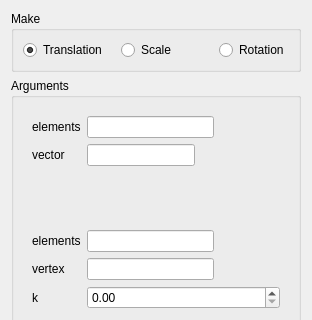
Old version of the form src/HEXABLOCKGUI/Transformation_QTD.ui in the repository SalomePlatform/hexablock; both pictures show x 0 to 312 and y 0 to 320 of the 312 by 483 pixel window.
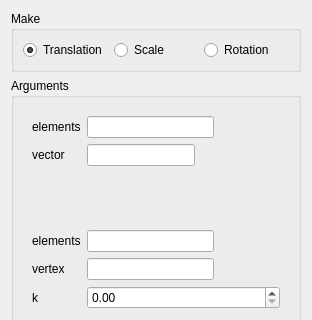
New version of the form.

```diff
--- a/src/HEXABLOCKGUI/Transformation_QTD.ui
+++ b/src/HEXABLOCKGUI/Transformation_QTD.ui
@@ -25,14 +25,14 @@
      <property name="minimumSize">
       <size>
        <width>0</width>
-       <height>10</height>
+       <height>0</height>
       </size>
      </property>
      <property name="title">
       <string>Make</string>
      </property>
-     <layout class="QGridLayout" name="gridLayout">
-      <item row="0" column="0">
+     <layout class="QHBoxLayout" name="horizontalLayout">
+      <item>
        <widget class="QRadioButton" name="rb0">
         <property name="sizePolicy">
          <sizepolicy hsizetype="Expanding" vsizetype="Fixed">
@@ -48,7 +48,7 @@
         </property>
        </widget>
       </item>
-      <item row="0" column="1">
+      <item>
        <widget class="QRadioButton" name="rb1">
         <property name="sizePolicy">
          <sizepolicy hsizetype="Expanding" vsizetype="Fixed">
@@ -61,8 +61,14 @@
         </property>
        </widget>
       </item>
-      <item row="0" column="2">
+      <item>
        <widget class="QRadioButton" name="rb2">
+        <property name="sizePolicy">
+         <sizepolicy hsizetype="Expanding" vsizetype="Fixed">
+          <horstretch>0</horstretch>
+          <verstretch>0</verstretch>
+         </sizepolicy>
+        </property>
         <property name="text">
          <string>Rotation</string>
         </property>
```
